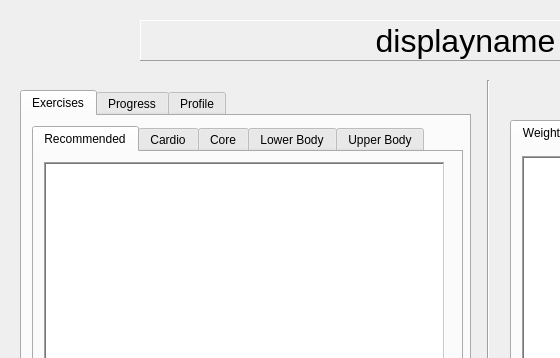
Old version of the form mainwindow.ui in the repository Nicholas-LeBoeuf/RemoteWorkouts; both pictures show x 0 to 560 and y 0 to 358 of the 912 by 534 pixel window.
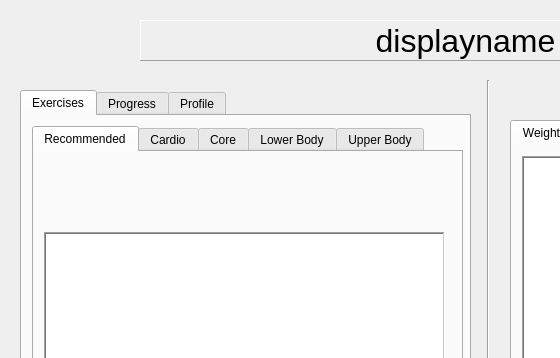
New version of the form. The open tabs and pages were chosen to show the change. Icons and pictures are not drawn. Custom widgets are drawn as their Qt base class.

```diff
--- a/mainwindow.ui
+++ b/mainwindow.ui
@@ -55,9 +55,9 @@
         <property name="geometry">
          <rect>
           <x>10</x>
-          <y>10</y>
+          <y>80</y>
           <width>401</width>
-          <height>301</height>
+          <height>231</height>
          </rect>
         </property>
         <property name="frameShape">
```
Left out of the diff: 4 changed lines with no effect on the pictures.
